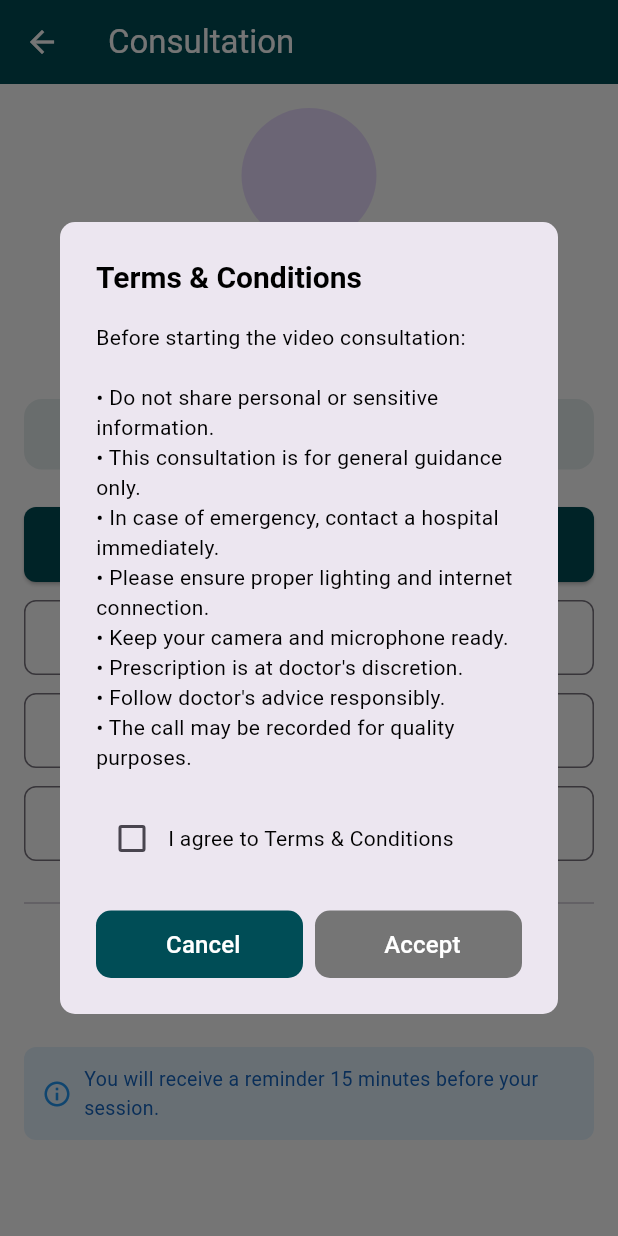
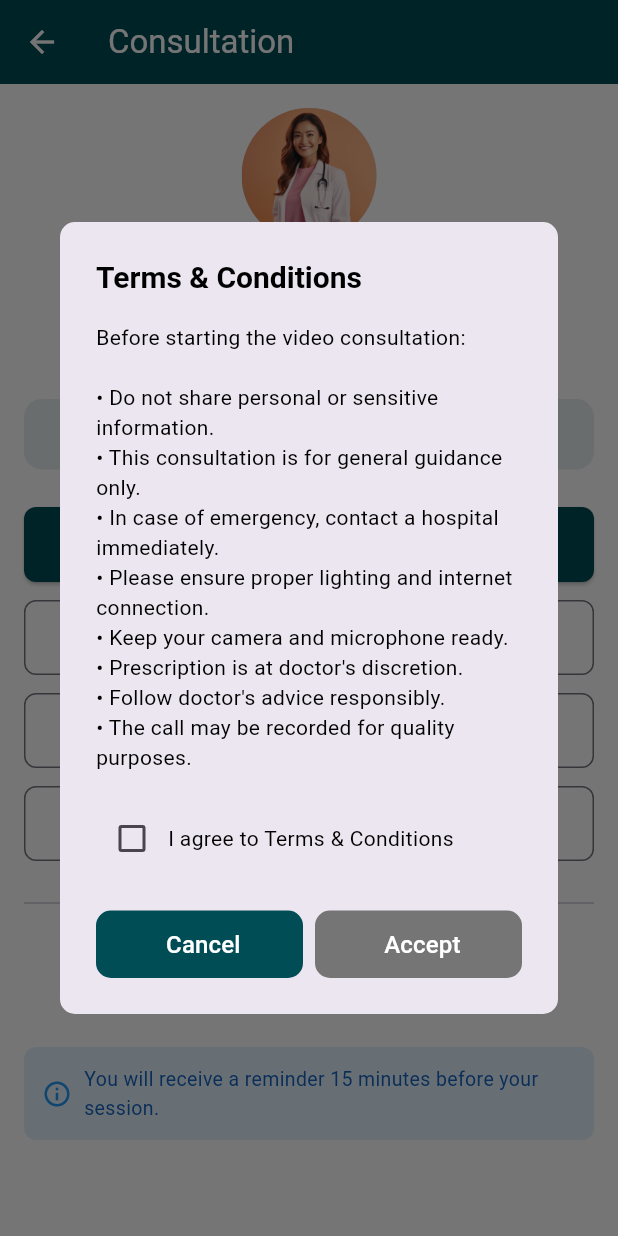
Before and after one commit to techturtledeveloper1/-Doctor_Appointment, a Flutter app: the ConsultScreen screen opened directly with empty values, after a tap on "Join Video Call", on a phone screen of 412 x 824 dp. Run offline on Flutter 3.47's test engine with Material 3 defaults, Android fonts, the phone set to English and light mode, and no system bars; our stand-ins replace audioplayers, cached_network_image, carousel_slider, circle_nav_bar, cloud_firestore, connectivity_plus and 18 more; missing offline and left inert: razorpay_flutter, syncfusion_flutter_pdf, zego_uikit_prebuilt_call, zego_zim; accounts and stored records are empty; network calls fail.

Commit message:
refactor: standardize asset paths and update directory structure
- Update asset paths from `audio/` prefix to `assets/` across the application (icons, images, logo, svg, medicine_image, sounds).
- Refactor `AppImages` class to reflect the new directory structure for all static assets.
- Update `DoctorDetails`, `DoctorBook`, and `Appointment_Screen` to use `assets/images/default_doctor.png` as the fallback profile image.
- Correct asset referencing logic in `AppointmentDetails_Screen` and `call_notification.dart`.
- Clean up unused whitespace in `pubspec.yaml`.

```diff
--- a/doctor_appointment/lib/AppointmentScreen/AppointmentDetails_Screen.dart
+++ b/doctor_appointment/lib/AppointmentScreen/AppointmentDetails_Screen.dart
@@ -36,7 +36,7 @@ class AppointmentDetailScreen extends StatelessWidget {
           children: [
             CircleAvatar(
               radius: 45,
-              backgroundImage: image.startsWith("audio/")
+              backgroundImage: image.startsWith("assets/")
                   ? AssetImage(image)
                   : NetworkImage(image) as ImageProvider,
             ),
--- a/doctor_appointment/lib/AppointmentScreen/Appointment_Screen.dart
+++ b/doctor_appointment/lib/AppointmentScreen/Appointment_Screen.dart
@@ -300,7 +300,7 @@ class _AppointmentCalendarScreenState extends State<AppointmentCalendarScreen> {
 
   String _getDoctorImage(String? profilePhoto) {
     if (profilePhoto == null || profilePhoto.isEmpty) {
-      return "audio/images/default_doctor.png";
+      return "assets/images/default_doctor.png";
     }
     if (profilePhoto.startsWith('http')) {
       return profilePhoto;
@@ -745,7 +745,7 @@ class _AppointmentCalendarScreenState extends State<AppointmentCalendarScreen> {
                       time: appt["time"] ?? "Time not set",
                       status: appt["status"] ?? "Confirmed",
                       type: appt["type"] ?? "Consultation",
-                      image: appt["image"] ?? "audio/images/default_doctor.png",
+                      image: appt["image"] ?? "assets/images/default_doctor.png",
                       onJoin: () {
                         Navigator.push(
                           context,
@@ -758,7 +758,7 @@ class _AppointmentCalendarScreenState extends State<AppointmentCalendarScreen> {
                               appointmentTime: appointmentDateTime,
                               image:
                                   appt["image"] ??
-                                  "audio/images/default_doctor.png",
+                                  "assets/images/default_doctor.png",
                               appointmentId: appt["id"] ?? "",
                               patientId: appt["patientId"] ?? "",
                               status: appt["status"],
@@ -1359,7 +1359,7 @@ class _AppointmentCalendarScreenState extends State<AppointmentCalendarScreen> {
 //
 //   String _getDoctorImage(String? profilePhoto) {
 //     if (profilePhoto == null || profilePhoto.isEmpty) {
-//       return "audio/images/default_doctor.png";
+//       return "assets/images/default_doctor.png";
 //     }
 //
 //     // If it's a full URL, use it directly
@@ -1445,9 +1445,9 @@ class _AppointmentCalendarScreenState extends State<AppointmentCalendarScreen> {
 //                 radius: 22,
 //                 backgroundImage: image.startsWith("http")
 //                     ? NetworkImage(image) as ImageProvider
-//                     : image.startsWith("audio/")
+//                     : image.startsWith("assets/")
 //                     ? AssetImage(image)
-//                     : AssetImage("audio/images/default_doctor.png"),
+//                     : AssetImage("assets/images/default_doctor.png"),
 //               ),
 //               SizedBox(width: 12),
 //               Expanded(
@@ -1823,7 +1823,7 @@ class _AppointmentCalendarScreenState extends State<AppointmentCalendarScreen> {
 //                       status: appt["status"] ?? "Confirmed",
 //                       type: appt["type"] ?? "Consultation",
 //                       image:
-//                           appt["image"] ?? "audio/images/default_doctor.png",
+//                           appt["image"] ?? "assets/images/default_doctor.png",
 //                       onJoin: () {
 //                         Navigator.push(
 //                           context,
@@ -2132,9 +2132,9 @@ class _AppointmentCalendarScreenState extends State<AppointmentCalendarScreen> {
 //                 radius: 22,
 //                 backgroundImage: image.startsWith("http")
 //                     ? NetworkImage(image) as ImageProvider
-//                     : image.startsWith("audio/")
+//                     : image.startsWith("assets/")
 //                     ? AssetImage(image)
-//                     : AssetImage("audio/images/default_doctor.png"),
+//                     : AssetImage("assets/images/default_doctor.png"),
 //                 // backgroundImage: NetworkImage(appt["image"]),
 //               ),
 //               SizedBox(width: 12),
--- a/doctor_appointment/lib/HomeScreen/ConsultPsychiatristScreen/DoctorBook/DoctorBook_Screen.dart
+++ b/doctor_appointment/lib/HomeScreen/ConsultPsychiatristScreen/DoctorBook/DoctorBook_Screen.dart
@@ -366,7 +366,7 @@ class _DoctorBookAppointmentScreenState
                         (doctor["image"] != null &&
                             doctor["image"].toString().isNotEmpty)
                         ? NetworkImage(doctor["image"])
-                        : const AssetImage("audio/images/default_doctor.png")
+                        : const AssetImage("assets/images/default_doctor.png")
                               as ImageProvider,
                   ),
                   const SizedBox(width: 12),
--- a/doctor_appointment/lib/HomeScreen/ConsultPsychiatristScreen/DoctorDetails/DoctorDetails_Screen.dart
+++ b/doctor_appointment/lib/HomeScreen/ConsultPsychiatristScreen/DoctorDetails/DoctorDetails_Screen.dart
@@ -311,7 +311,7 @@ class _DoctorDetailScreenState extends State<DoctorDetailScreen> {
               (doctorDetail!["image"] != null &&
                   doctorDetail!["image"].toString().isNotEmpty)
               ? NetworkImage(doctorDetail!["image"])
-              : const AssetImage("audio/images/default_doctor.png")
+              : const AssetImage("assets/images/default_doctor.png")
                     as ImageProvider,
         ),
         const SizedBox(height: 12),
@@ -766,7 +766,7 @@ class _DoctorDetailScreenState extends State<DoctorDetailScreen> {
                         (doc["photo"] != null &&
                             doc["photo"].toString().isNotEmpty)
                         ? NetworkImage(doc["photo"])
-                        : const AssetImage("audio/images/default_doctor.png")
+                        : const AssetImage("assets/images/default_doctor.png")
                               as ImageProvider,
                   ),
                   const SizedBox(height: 10),
--- a/doctor_appointment/lib/Notification/call_notification.dart
+++ b/doctor_appointment/lib/Notification/call_notification.dart
@@ -672,7 +672,7 @@ class _PatientIncomingCallDialogState extends State<PatientIncomingCallDialog>
   Future<void> _startRingingSound() async {
     _audioPlayer = AudioPlayer();
     try {
-      await _audioPlayer!.setSourceAsset('audio/sounds/ringing.mp3');
+      await _audioPlayer!.setSourceAsset('assets/sounds/ringing.mp3');
       await _audioPlayer!.setReleaseMode(ReleaseMode.loop);
       await _audioPlayer!.setVolume(1.0);
       await _audioPlayer!.resume();
--- a/doctor_appointment/lib/ReusableWidget/app_images.dart
+++ b/doctor_appointment/lib/ReusableWidget/app_images.dart
@@ -1,60 +1,60 @@
 class AppImages {
   // icons
-  static const String consult = "audio/icons/consult.png";
-  static const String home = "audio/icons/home.png";
-  static const String medicine = "audio/icons/order_medicine.png";
-  static const String profile = "audio/icons/profile.png";
+  static const String consult = "assets/icons/consult.png";
+  static const String home = "assets/icons/home.png";
+  static const String medicine = "assets/icons/order_medicine.png";
+  static const String profile = "assets/icons/profile.png";
 
   //   images
-  static const String banner1 = "audio/images/banner1.png";
-  static const String banner2 = "audio/images/banner2.png";
-  static const String banner3 = "audio/images/banner3.png";
-  static const String d1 = "audio/images/d1.png";
-  static const String d2 = "audio/images/d2.png";
-  static const String d3 = "audio/images/d3.png";
-  static const String d4 = "audio/images/d4.png";
-  static const String d5 = "audio/images/d5.png";
-  static const String d6 = "audio/images/d6.png";
-  static const String family = "audio/images/family.png";
-  static const String google = "audio/images/google.png";
-  static const String img = "audio/images/img.png";
-  static const String img_1 = "audio/images/img_1.png";
-  static const String intro1 = "audio/images/intro1.png";
-  static const String intro2 = "audio/images/intro2.png";
-  static const String intro3 = "audio/images/intro3.png";
-  static const String order_medicine = "audio/images/order_medicine.png";
-  static const String order = "audio/images/order.png";
-  static const String psychiatrist = "audio/images/psychiatrist.png";
-  static const String psychologist = "audio/images/psychologist.png";
-  static const String therapist = "audio/images/therapist.png";
-  static const String slider1 = "audio/images/slider1.png";
-  static const String slider2 = "audio/images/slider2.png";
-  static const String slider3 = "audio/images/slider3.png";
+  static const String banner1 = "assets/images/banner1.png";
+  static const String banner2 = "assets/images/banner2.png";
+  static const String banner3 = "assets/images/banner3.png";
+  static const String d1 = "assets/images/d1.png";
+  static const String d2 = "assets/images/d2.png";
+  static const String d3 = "assets/images/d3.png";
+  static const String d4 = "assets/images/d4.png";
+  static const String d5 = "assets/images/d5.png";
+  static const String d6 = "assets/images/d6.png";
+  static const String family = "assets/images/family.png";
+  static const String google = "assets/images/google.png";
+  static const String img = "assets/images/img.png";
+  static const String img_1 = "assets/images/img_1.png";
+  static const String intro1 = "assets/images/intro1.png";
+  static const String intro2 = "assets/images/intro2.png";
+  static const String intro3 = "assets/images/intro3.png";
+  static const String order_medicine = "assets/images/order_medicine.png";
+  static const String order = "assets/images/order.png";
+  static const String psychiatrist = "assets/images/psychiatrist.png";
+  static const String psychologist = "assets/images/psychologist.png";
+  static const String therapist = "assets/images/therapist.png";
+  static const String slider1 = "assets/images/slider1.png";
+  static const String slider2 = "assets/images/slider2.png";
+  static const String slider3 = "assets/images/slider3.png";
 
   //   logo
-  static const String logo = "audio/logo/logo.png";
-  static const String app_logo = "audio/icons/app_logo.png";
+  static const String logo = "assets/logo/logo.png";
+  static const String app_logo = "assets/icons/app_logo.png";
 
   // svg
-  static const String home_svg = "audio/svg/home_svg.svg";
-  static const String calendar_svg = "audio/svg/calendar_svg.svg";
-  static const String medicine_svg = "audio/svg/medicine_svg.svg";
-  static const String profile_svg = "audio/svg/profile_svg.svg";
-  static const String support_svg = "audio/svg/support_svg.svg";
-  static const String logout_dialog = "audio/svg/logout_dialog.svg";
+  static const String home_svg = "assets/svg/home_svg.svg";
+  static const String calendar_svg = "assets/svg/calendar_svg.svg";
+  static const String medicine_svg = "assets/svg/medicine_svg.svg";
+  static const String profile_svg = "assets/svg/profile_svg.svg";
+  static const String support_svg = "assets/svg/support_svg.svg";
+  static const String logout_dialog = "assets/svg/logout_dialog.svg";
 
   //   medicine
-  static const String amoxicillin = "audio/medicine_image/amoxicillin.png";
+  static const String amoxicillin = "assets/medicine_image/amoxicillin.png";
   static const String antacide_tablets =
-      "audio/medicine_image/antacide_tablets.png";
+      "assets/medicine_image/antacide_tablets.png";
   static const String blood_pressure_pills =
-      "audio/medicine_image/blood_pressure_pills.png";
-  static const String cough_syrup = "audio/medicine_image/cough_syrup.png";
+      "assets/medicine_image/blood_pressure_pills.png";
+  static const String cough_syrup = "assets/medicine_image/cough_syrup.png";
   static const String glucose_powder =
-      "audio/medicine_image/glucose_powder.png";
+      "assets/medicine_image/glucose_powder.png";
   static const String pain_relief_gel =
-      "audio/medicine_image/pain_relief_gel.png";
-  static const String paracetamol = "audio/medicine_image/paracetamol.png";
-  static const String vitaminC = "audio/medicine_image/vitaminC.png";
-  static const String vitaminD = "audio/medicine_image/vitaminD.png";
+      "assets/medicine_image/pain_relief_gel.png";
+  static const String paracetamol = "assets/medicine_image/paracetamol.png";
+  static const String vitaminC = "assets/medicine_image/vitaminC.png";
+  static const String vitaminD = "assets/medicine_image/vitaminD.png";
 }
--- a/doctor_appointment/lib/screen/ResetPassword/Otp_Screen.dart
+++ b/doctor_appointment/lib/screen/ResetPassword/Otp_Screen.dart
@@ -303,7 +303,7 @@ class _OtpScreenState extends State<OtpScreen> {
 //                 const SizedBox(height: 40),
 //
 //                 // --- Logo ---
-//                 Image.asset("audio/images/logo.png", height: 150),
+//                 Image.asset("assets/images/logo.png", height: 150),
 //                 const SizedBox(height: 20),
 //
 //                 // --- Heading ---
```
Also changed, not shown: doctor_appointment/pubspec.yaml (+0 -7 lines).
